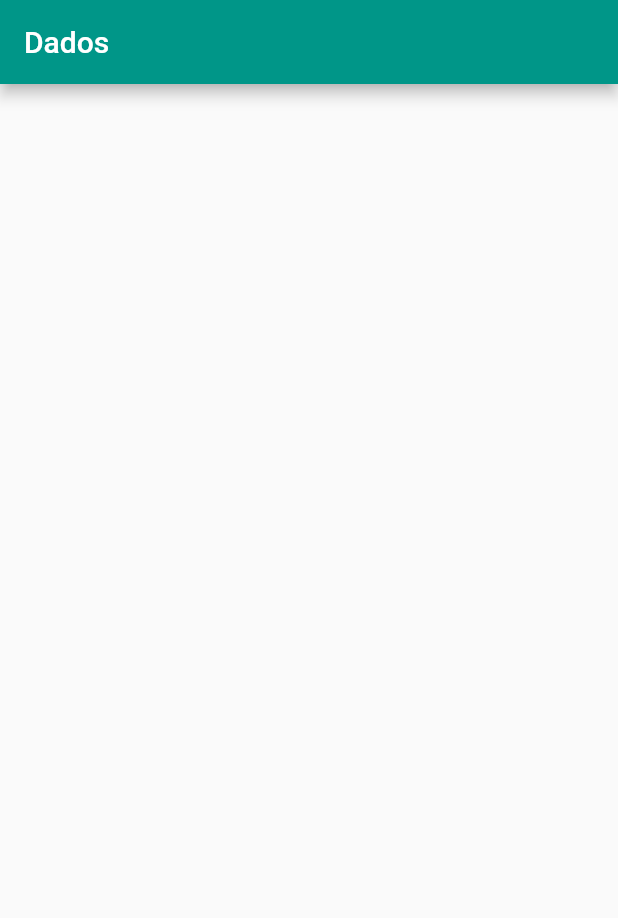
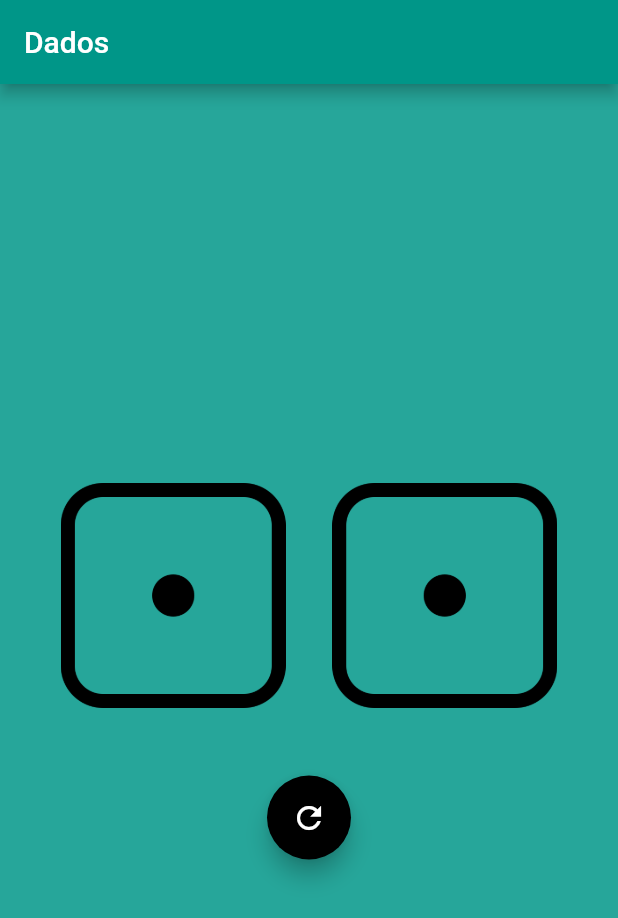
Before and after one commit to Nehemias-Munoz/Dice-Flutter, a Flutter app: the screen it shows after launch, on a phone screen of 412 x 824 dp. Shown: the top 918 px of the screen. Run offline on Flutter 3.47's test engine with Material 2 defaults, Android fonts, the phone set to English and light mode, and no system bars.

Commit message:
final appearance

```diff
--- a/lib/main.dart
+++ b/lib/main.dart
@@ -16,6 +16,38 @@ void main() {
 class DicePage extends StatelessWidget {
   @override
   Widget build(BuildContext context) {
-    return Container();
+    return Container(
+      color: Colors.teal.shade400,
+      padding: EdgeInsets.all(10.0),
+      child: Column(
+        mainAxisAlignment: MainAxisAlignment.center,
+        children: [
+          Container(
+            padding: EdgeInsets.all(15.0),
+            child: Row(
+              mainAxisAlignment: MainAxisAlignment.spaceAround,
+              children: [
+                Image(
+                  image: AssetImage('assets/images/dados/dice_1.png'),
+                  width: 150.0,
+                ),
+                Image(
+                  image: AssetImage('assets/images/dados/dice_1.png'),
+                  width: 150.0,
+                ),
+              ],
+            ),
+          ),
+          SizedBox(
+            height: 30.0,
+          ),
+          FloatingActionButton(
+            backgroundColor: Colors.black,
+            onPressed: null,
+            child: Icon(Icons.refresh),
+          )
+        ],
+      ),
+    );
   }
 }
```
